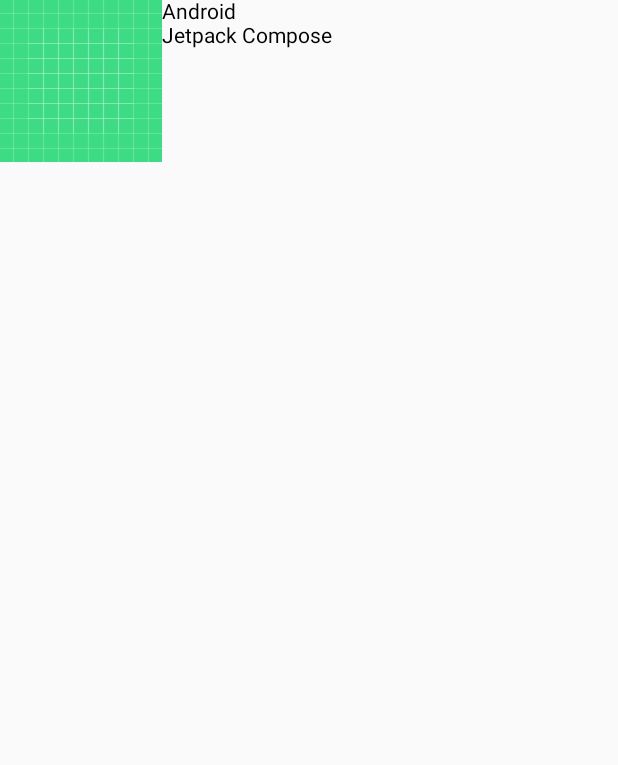
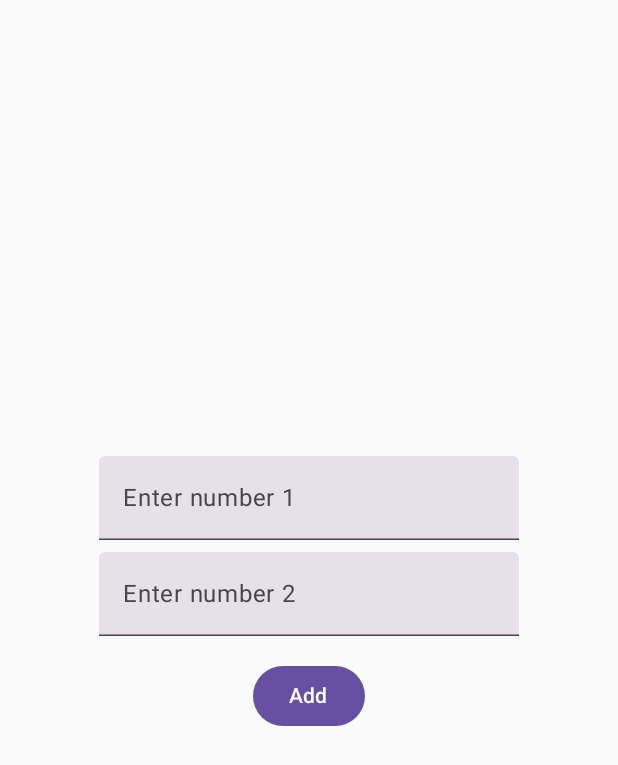
Before and after one commit to JonasGMadsen/ComposeTesting, an Android app built with Jetpack Compose: the screen it shows after launch (MainActivity), on a phone screen of 412 x 824 dp. Shown: the top 765 px of the screen. Run offline under Robolectric (Android 15) with nearby library versions, the phone set to English and light mode, and no system bars.

```diff
--- a/app/src/main/java/com/example/composetesting/MainActivity.kt
+++ b/app/src/main/java/com/example/composetesting/MainActivity.kt
@@ -3,51 +3,63 @@ package com.example.composetesting
 import android.os.Bundle
 import androidx.activity.ComponentActivity
 import androidx.activity.compose.setContent
-import androidx.activity.enableEdgeToEdge
-import androidx.compose.foundation.Image
-import androidx.compose.foundation.layout.Column
-import androidx.compose.foundation.layout.Row
-import androidx.compose.foundation.layout.fillMaxSize
-import androidx.compose.foundation.layout.padding
-import androidx.compose.material3.Scaffold
+import androidx.compose.foundation.layout.*
+import androidx.compose.material3.Button
 import androidx.compose.material3.Text
-import androidx.compose.runtime.Composable
+import androidx.compose.material3.TextField
+import androidx.compose.runtime.*
+import androidx.compose.ui.Alignment
 import androidx.compose.ui.Modifier
-import androidx.compose.ui.res.painterResource
+import androidx.compose.ui.text.input.TextFieldValue
 import androidx.compose.ui.tooling.preview.Preview
-import com.example.composetesting.ui.theme.ComposeTestingTheme
-
+import androidx.compose.ui.unit.dp
 
 class MainActivity : ComponentActivity() {
     override fun onCreate(savedInstanceState: Bundle?) {
         super.onCreate(savedInstanceState)
         setContent {
-            MessageCard(Message("Android", "Jetpack Compose"))
+            Calculator()
         }
     }
 }
 
-data class Message(val author: String, val body: String)
+@Composable
+fun Calculator() {
+    var number1 by remember { mutableStateOf(TextFieldValue("")) }
+    var number2 by remember { mutableStateOf(TextFieldValue("")) }
+    var result by remember { mutableStateOf("") }
 
-@Composable
-fun MessageCard(msg: Message) {
-    Row {
-        Image(
-            painter = painterResource(R.drawable.ic_launcher_background),
-            contentDescription = "Picture",
+    Column(
+        horizontalAlignment = Alignment.CenterHorizontally,
+        verticalArrangement = Arrangement.Center,
+        modifier = Modifier.fillMaxSize().padding(16.dp)
+    ) {
+        TextField(
+            value = number1,
+            onValueChange = { number1 = it },
+            label = { Text("Enter number 1") }
         )
-
-        Column {
-            Text(text = msg.author)
-            Text(text = msg.body)
+        Spacer(modifier = Modifier.height(8.dp))
+        TextField(
+            value = number2,
+            onValueChange = { number2 = it },
+            label = { Text("Enter number 2") }
+        )
+        Spacer(modifier = Modifier.height(16.dp))
+        Button(onClick = {
+            val num1 = number1.text.toInt()
+            val num2 = number2.text.toInt()
+            result = "Result: ${num1 + num2}"
+        }) {
+            Text("Add")
         }
+        Spacer(modifier = Modifier.height(16.dp))
+        Text(result)
     }
 }
 
-@Preview
+@Preview(showBackground = true)
 @Composable
-fun PreviewMessageCard() {
-    MessageCard(
-        msg = Message("John", "This is Jetpack Compose")
-    )
+fun DefaultPreview() {
+    Calculator()
 }
```
